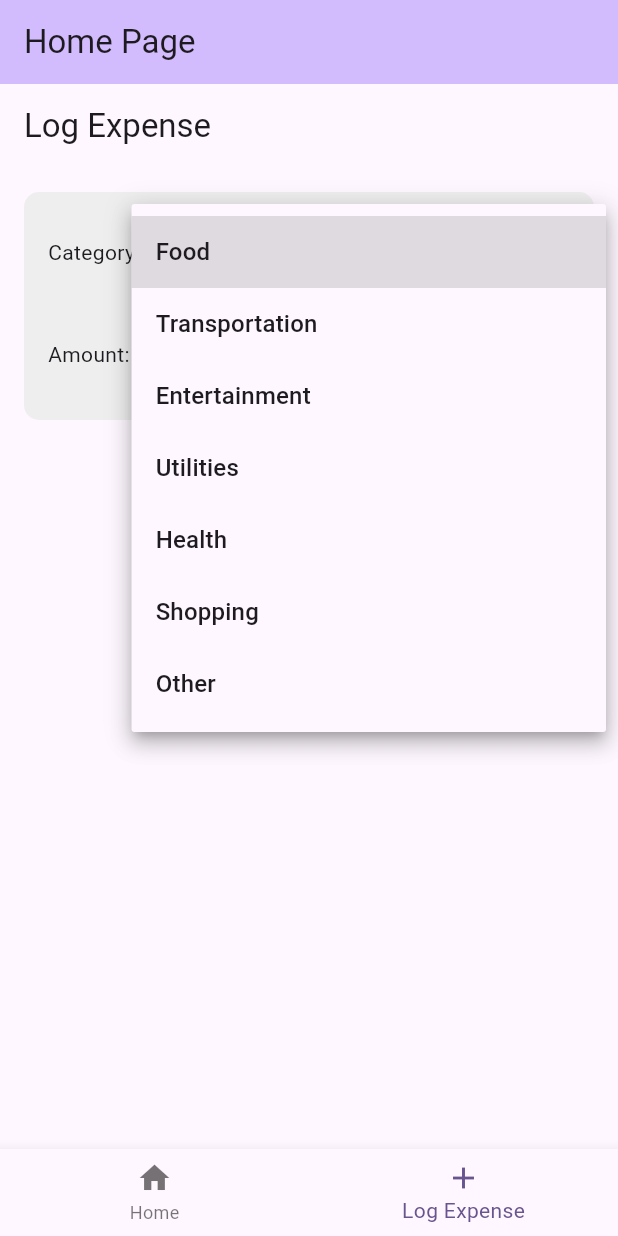
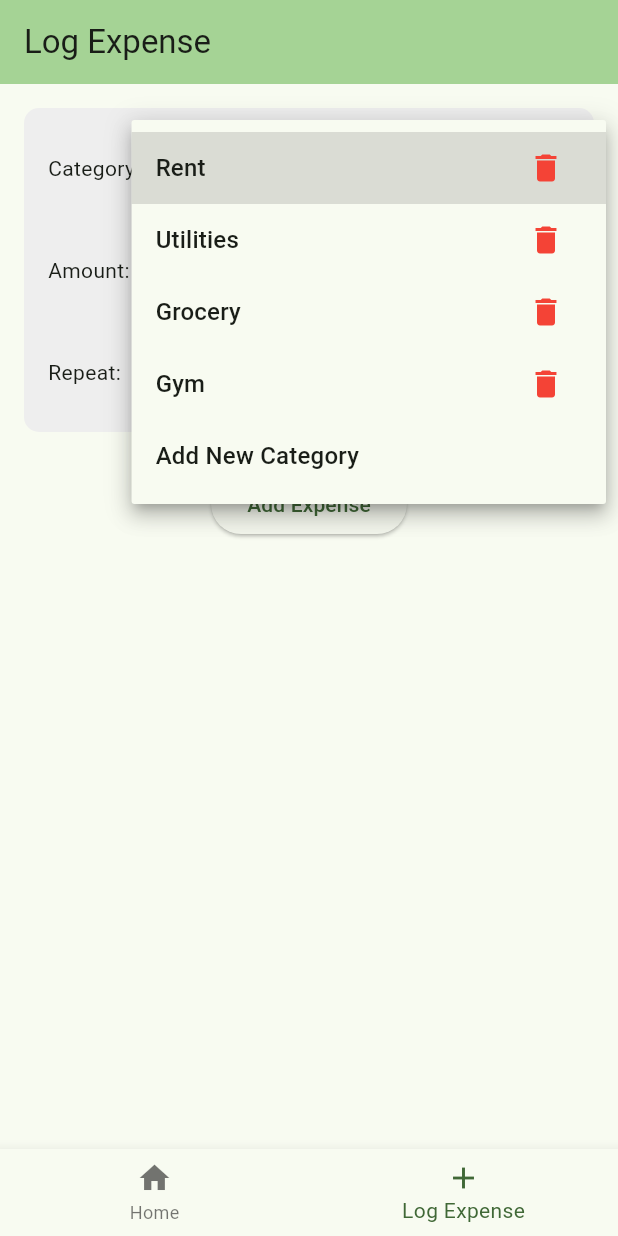
Before and after one commit to mcintyrema/BudgetBuddy, a Flutter app: the screen it shows after launch, item 2 of the bottom bar chosen, after a tap on "Select a category", on a phone screen of 412 x 824 dp. Run offline on Flutter 3.47's test engine with Material 3 defaults, Android fonts, the phone set to English and light mode, and no system bars; our stand-ins replace shared_preferences.

Commit message:
added first three rows

```diff
--- a/budget_buddy_proj/lib/main.dart
+++ b/budget_buddy_proj/lib/main.dart
@@ -20,18 +20,18 @@
   Widget build(BuildContext context) {
     return MaterialApp(
       title: 'Budget Buddy',
+      debugShowCheckedModeBanner: false,
       theme: ThemeData(
-        colorScheme: ColorScheme.fromSeed(seedColor: Colors.deepPurple),
+        colorScheme: ColorScheme.fromSeed(seedColor: const Color.fromARGB(255, 20, 255, 4)),
         useMaterial3: true,
       ),
-      home: const MyHomePage(title: 'Home Page'),
+      home: const MyHomePage(),
     );
   }
 }
 
 class MyHomePage extends StatefulWidget {
-  const MyHomePage({super.key, required this.title});
-  final String title;
+  const MyHomePage({super.key});
 
   @override
   State<MyHomePage> createState() => _MyHomePageState();
@@ -46,32 +46,26 @@
     // Add Profile Page here
   ];
 
+  final List<String> _titles = [
+    'Home Page',  // Title for Home Page
+    'Log Expense',  // Title for Log Expense Page
+    // Add Title for Profile Page here
+  ];
+
   void _onItemTapped(int index) {
     setState(() {
       _selectedIndex = index; // Update the selected index
     });
   }
 
-
   @override
   Widget build(BuildContext context) {
-    // This method is rerun every time setState is called, for instance as done
-    // by the _incrementCounter method above.
-    //
-    // The Flutter framework has been optimized to make rerunning build methods
-    // fast, so that you can just rebuild anything that needs updating rather
-    // than having to individually change instances of widgets.
     return Scaffold(
       appBar: AppBar(
-        // TRY THIS: Try changing the color here to a specific color (to
-        // Colors.amber, perhaps?) and trigger a hot reload to see the AppBar
-        // change color while the other colors stay the same.
         backgroundColor: Theme.of(context).colorScheme.inversePrimary,
-        // Here we take the value from the MyHomePage object that was created by
-        // the App.build method, and use it to set our appbar title.
-        title: Text(widget.title),
+        title: Text(_titles[_selectedIndex]),  // Update title based on selected index
       ),
-       body: _pages[_selectedIndex], // Display the selected page
+      body: _pages[_selectedIndex],  // Display the selected page
       bottomNavigationBar: BottomNavigationBar(
         items: const <BottomNavigationBarItem>[
           BottomNavigationBarItem(
@@ -82,10 +76,10 @@
             icon: Icon(Icons.add),
             label: 'Log Expense',
           ),
+          // Add Profile Page Item here
         ],
         currentIndex: _selectedIndex,
         onTap: _onItemTapped,
-
       ),
     );
   }
--- a/budget_buddy_proj/lib/model/log_expense_model.dart
+++ b/budget_buddy_proj/lib/model/log_expense_model.dart
@@ -1,22 +1,25 @@
 class log_expense_model {
-  final String name;
+  final String category;
   final double amount;
+  final String frequency;
 
-  log_expense_model({required this.name, required this.amount});
+  log_expense_model({required this.category, required this.amount, required this.frequency});
 
   // Factory constructor to create an Expense from JSON
   factory log_expense_model.fromJson(Map<String, dynamic> json) {
     return log_expense_model(
-      name: json['name'],
+      category: json['category'],
       amount: json['amount'].toDouble(),
+      frequency: json['frequency'],
     );
   }
 
   // Method to convert an Expense to JSON
   Map<String, dynamic> toJson() {
     return {
-      'name': name,
+      'category': category,
       'amount': amount,
+      'frequency': frequency
     };
   }
 }
--- a/budget_buddy_proj/lib/view/log_expense_view.dart
+++ b/budget_buddy_proj/lib/view/log_expense_view.dart
@@ -1,6 +1,7 @@
 import 'package:budget_buddy_proj/view_model/log_expense_view_model.dart';
 import 'package:flutter/material.dart';
 import 'package:provider/provider.dart';
+
 
 class LogExpenseView extends StatefulWidget {
   const LogExpenseView({Key? key}) : super(key: key);
@@ -12,32 +13,77 @@ class LogExpenseView extends StatefulWidget {
 class _LogExpenseViewState extends State<LogExpenseView> {
   final TextEditingController amountController = TextEditingController();
 
-  // List of expense categories
-  final List<String> expenseCategories = [
-    'Food',
-    'Transportation',
-    'Entertainment',
-    'Utilities',
-    'Health',
-    'Shopping',
-    'Other'
-  ];
+  String? selectedCategory;
 
-  // Selected category for the dropdown
-  String? selectedCategory;
+  Future<void> _showAddCategoryDialog(LogExpenseViewModel viewModel) async {
+    String newCategory = '';
+    await showDialog(
+      context: context,
+      builder: (BuildContext context) {
+        return AlertDialog(
+          title: const Text('Add New Category'),
+          content: TextField(
+            onChanged: (value) {
+              newCategory = value;
+            },
+            decoration: const InputDecoration(hintText: 'Enter category name'),
+          ),
+          actions: [
+            TextButton(
+              onPressed: () {
+                Navigator.of(context).pop();
+              },
+              child: const Text('Cancel'),
+            ),
+            TextButton(
+              onPressed: () {
+                Navigator.of(context).pop();
+                if (newCategory.isNotEmpty) {
+                  viewModel.addNewCategory(newCategory);
+                }
+              },
+              child: const Text('Add'),
+            ),
+          ],
+        );
+      },
+    );
+  }
+
+
+  Future<void> _showDeleteCategoryDialog(LogExpenseViewModel viewModel, String category) async {
+    await showDialog(
+      context: context,
+      builder: (BuildContext context) {
+        return AlertDialog(
+          title: const Text('Delete Category'),
+          content: Text('Are you sure you want to delete "$category"?'),
+          actions: [
+            TextButton(
+              onPressed: () {
+                Navigator.of(context).pop();
+              },
+              child: const Text('Cancel'),
+            ),
+            TextButton(
+              onPressed: () {
+                viewModel.deleteCategory(category);
+                Navigator.of(context).pop();
+              },
+              child: const Text('Delete', style: TextStyle(color: Colors.red)),
+            ),
+          ],
+        );
+      },
+    );
+  }
+
 
   @override
   Widget build(BuildContext context) {
     final viewModel = Provider.of<LogExpenseViewModel>(context);
 
-    // controllers for inputs
-    final TextEditingController categoryController = TextEditingController();
-    final TextEditingController amountController = TextEditingController();
-
     return Scaffold(
-      appBar: AppBar(
-        title: const Text('Log Expense'),
-      ),
       body: Padding(
         padding: const EdgeInsets.all(16.0),
         child: Column(
@@ -56,19 +102,40 @@ class _LogExpenseViewState extends State<LogExpenseView> {
                       const SizedBox(width: 10),
                       Expanded(
                         child: DropdownButton<String>(
-                          value: selectedCategory,
+                          value: viewModel.selectedCategory,
                           hint: const Text('Select a category'),
                           isExpanded: true,
-                          items: expenseCategories.map((String category) {
+                          items: viewModel.expenseCategories.map((String category) {
                             return DropdownMenuItem<String>(
                               value: category,
-                              child: Text(category),
+                              child: Row(
+                                mainAxisAlignment: MainAxisAlignment.spaceBetween,
+                                children: [
+                                  Text(category),
+                                  IconButton(
+                                    icon: const Icon(Icons.delete, color: Colors.red),
+                                    onPressed: () {
+                                      _showDeleteCategoryDialog(viewModel, category);
+                                    },
+                                  ),
+                                ],
+                              ),
                             );
-                          }).toList(),
+                          }).toList() +
+                            [
+                              const DropdownMenuItem<String>(
+                              value: 'Add New Category',
+                              child: Text('Add New Category'),
+                            ),
+                          ],
                           onChanged: (String? newValue) {
-                            setState(() {
-                              selectedCategory = newValue;
-                            });
+                            if (newValue == 'Add New Category') {
+                              _showAddCategoryDialog(viewModel);
+                            } else {
+                              setState(() {
+                                viewModel.selectedCategory = newValue;
+                              });
+                            }
                           },
                         ),
                       ),
@@ -94,21 +161,46 @@ class _LogExpenseViewState extends State<LogExpenseView> {
                       ),
                     ],
                   ),
+                  const SizedBox(height: 16),
+                  Row(
+                    children: [
+                      const Text('Repeat:'),
+                      const SizedBox(width: 10),
+                      Expanded(
+                        child: DropdownButton<String>(
+                          value: viewModel.selectedFrequency,
+                          hint: const Text('Select how often to repeat.'),
+                          isExpanded: true,
+                          items: viewModel.frequencies.map((String frequency) {
+                            return DropdownMenuItem<String>(
+                              value: frequency,
+                              child: Text(frequency),
+                            );
+                          }).toList(),
+                          onChanged: (String? newValue) {  // Move the onChanged function here and add braces
+                            setState(() {
+                              viewModel.selectedFrequency = newValue;
+                            });
+                          },
+                        ),
+                      ),
+                    ],
+                  ),
                 ],
               ),
             ),
             const SizedBox(height: 24),
             ElevatedButton(
               onPressed: () {
-                // Retrieve text field values and add the expense
-                final String category = categoryController.text;
-                final double? amount = double.tryParse(amountController.text);
+                if (viewModel.validateExpense(viewModel.selectedCategory, amountController.text)) {
+                  // Call the viewModel to add the expense
+                  viewModel.addExpense(viewModel.selectedCategory!, double.parse(amountController.text), viewModel.selectedFrequency!);
 
-                if (selectedCategory != null && amount != null) {
-                  viewModel.addExpense(category, amount);
-                  // Clear text fields after adding the expense
-                  categoryController.clear();
+                  // Clear the input fields and reset the selected category
                   amountController.clear();
+                  viewModel.setSelectedCategory(null); // Reset the selected category
+
+                  // Notify the user that the expense was added
                   ScaffoldMessenger.of(context).showSnackBar(
                     const SnackBar(content: Text('Expense added!')),
                   );
--- a/budget_buddy_proj/lib/view_model/log_expense_view_model.dart
+++ b/budget_buddy_proj/lib/view_model/log_expense_view_model.dart
@@ -6,9 +6,61 @@ import 'package:shared_preferences/shared_preferences.dart';
 
 class LogExpenseViewModel extends ChangeNotifier{
 
+  List<String> _expenseCategories = [
+    'Rent',
+    'Utilities',
+    'Grocery',
+    'Gym'
+  ];
+
+  List<String> _frequencies = [
+    'Never',
+    'Daily',
+    'Weekly',
+    'Monthly'
+  ];
+
   final List<log_expense_model> _expenses = [];
 
-  List<log_expense_model> get expenses => _expenses;
+  String? selectedFrequency;
+
+  String? selectedCategory;
+
+  List<String> get expenseCategories => List.unmodifiable(_expenseCategories);
+  List<String> get frequencies => List.unmodifiable(_frequencies);
+  List<log_expense_model> get expenses => List.unmodifiable(_expenses);
+
+  void setSelectedCategory(String? category) {
+    selectedCategory = category;
+    notifyListeners();
+  }
+
+  void addNewCategory(String category) {
+    _expenseCategories.insert(_expenseCategories.length - 1, category);
+    setSelectedCategory(category);
+    notifyListeners();
+  }
+
+  // Function to delete a category
+  void deleteCategory(String category) {
+    if (_expenseCategories.contains(category)) {
+      _expenseCategories.remove(category);
+      if (selectedCategory == category) {
+        selectedCategory = null;
+      }
+      notifyListeners();
+    }
+  }
+
+  // Load categories from shared preferences (if needed)
+  Future<void> loadCategories() async {
+    final prefs = await SharedPreferences.getInstance();
+    final String? categoriesString = prefs.getString('categories');
+    if (categoriesString != null) {
+      _expenseCategories = List<String>.from(json.decode(categoriesString));
+      notifyListeners();
+    }
+  }
 
   // Load expenses from JSON stored in SharedPreferences
   Future<void> loadExpenses() async {
@@ -21,6 +73,17 @@ class LogExpenseViewModel extends ChangeNotifier{
       _expenses.addAll(jsonList.map((json) => log_expense_model.fromJson(json)).toList());
       notifyListeners();
     }
+
+    // Debug: Print the loaded expenses to verify
+    for (var expense in _expenses) {
+      print(expense.toJson());
+    }
+  }
+
+  // Save categories to shared preferences
+  Future<void> saveCategories() async {
+    final prefs = await SharedPreferences.getInstance();
+    await prefs.setString('categories', json.encode(_expenseCategories));
   }
 
   // Save expenses as JSON to SharedPreferences
@@ -30,10 +93,35 @@ class LogExpenseViewModel extends ChangeNotifier{
     await prefs.setString('expenses', jsonString);
   }
 
-  // Add an expense and save the updated list
-  void addExpense(String name, double amount) {
-    _expenses.add(log_expense_model(name: name, amount: amount));
+  void addExpense(String category, double amount, String frequency) {
+    // Create a new expense entry
+    final newExpense = log_expense_model(
+      category: category,
+      amount: amount,
+      frequency: frequency,
+    );
+
+    // Add to the _expenses list
+    _expenses.add(newExpense);
+
+    // Save the updated list to SharedPreferences
     saveExpenses();
+
+    // Clear selected category after adding
+    selectedCategory = null;
+    selectedFrequency = null;
+    notifyListeners(); // Notify listeners to update the UI
+  }
+
+  bool validateExpense(String? category, String amountText) {
+    final amount = double.tryParse(amountText);
+    return category != null && amount != null;
+  }
+
+  @visibleForTesting
+  void setTestExpenses(List<log_expense_model> expenses) {
+    _expenses.clear();
+    _expenses.addAll(expenses);
     notifyListeners();
   }
 }
--- a/budget_buddy_proj/pubspec.yaml
+++ b/budget_buddy_proj/pubspec.yaml
@@ -41,6 +41,7 @@ dependencies:
 dev_dependencies:
   flutter_test:
     sdk: flutter
+  shared_preferences: any
 
   # The "flutter_lints" package below contains a set of recommended lints to
   # encourage good coding practices. The lint set provided by the package is
```
Also changed, not shown: 1 other file.
